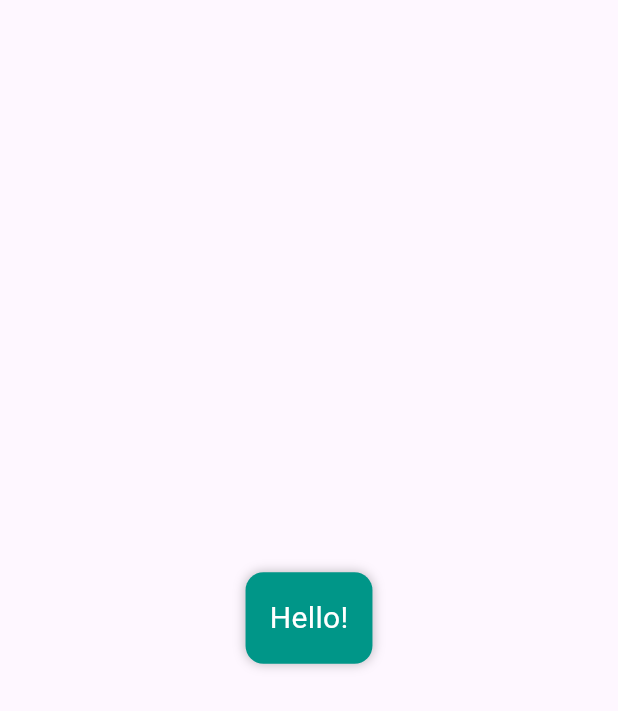
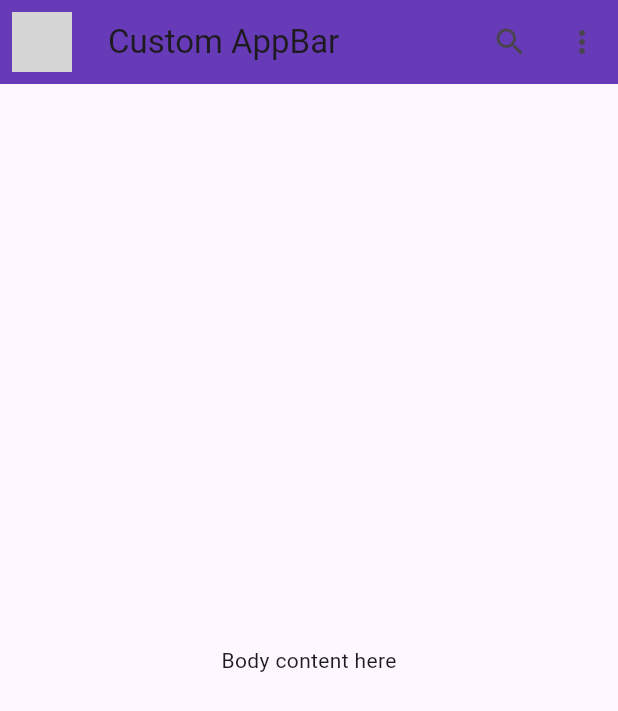
Before and after one commit to mim-tech-hesh/flutter_problemsolve_mim, a Flutter app: the screen it shows after launch, on a phone screen of 412 x 824 dp. Shown: the top 711 px of the screen. Run offline on Flutter 3.47's test engine with Material 3 defaults, Android fonts, the phone set to English and light mode, and no system bars; grey boxes are pictures that could not be loaded.

Commit message:
Tracker problem-13

```diff
--- a/lib/main.dart
+++ b/lib/main.dart
@@ -1,25 +1,28 @@
 import 'package:flutter/material.dart';
 
-void main() => runApp(MaterialApp(home: MyApp()));
+void main() =>
+    runApp(MaterialApp(home: MyApp(), debugShowCheckedModeBanner: false));
 
 class MyApp extends StatelessWidget {
   @override
   Widget build(BuildContext ctx) {
     return Scaffold(
-      body: Center(
-        child: Container(
-          padding: EdgeInsets.all(16),
-          decoration: BoxDecoration(
-            color: Colors.teal,
-            borderRadius: BorderRadius.circular(12),
-            boxShadow: [BoxShadow(color: Colors.black26, blurRadius: 6)],
-          ),
-          child: Text(
-            'Hello!',
-            style: TextStyle(color: Colors.white, fontSize: 20),
-          ),
+      appBar: AppBar(
+        backgroundColor: Colors.deepPurple,
+        leading: Padding(
+          padding: EdgeInsets.all(8),
+          child: Image.asset(
+            'assets/logo.png',
+            fit: BoxFit.contain,
+          ), // Add your logo here
         ),
+        title: Text('Custom AppBar'),
+        actions: [
+          IconButton(icon: Icon(Icons.search), onPressed: () {}),
+          IconButton(icon: Icon(Icons.more_vert), onPressed: () {}),
+        ],
       ),
+      body: Center(child: Text('Body content here')),
     );
   }
 }
```
Also changed, not shown: lib/p-1.dart (+20 -35 lines).
